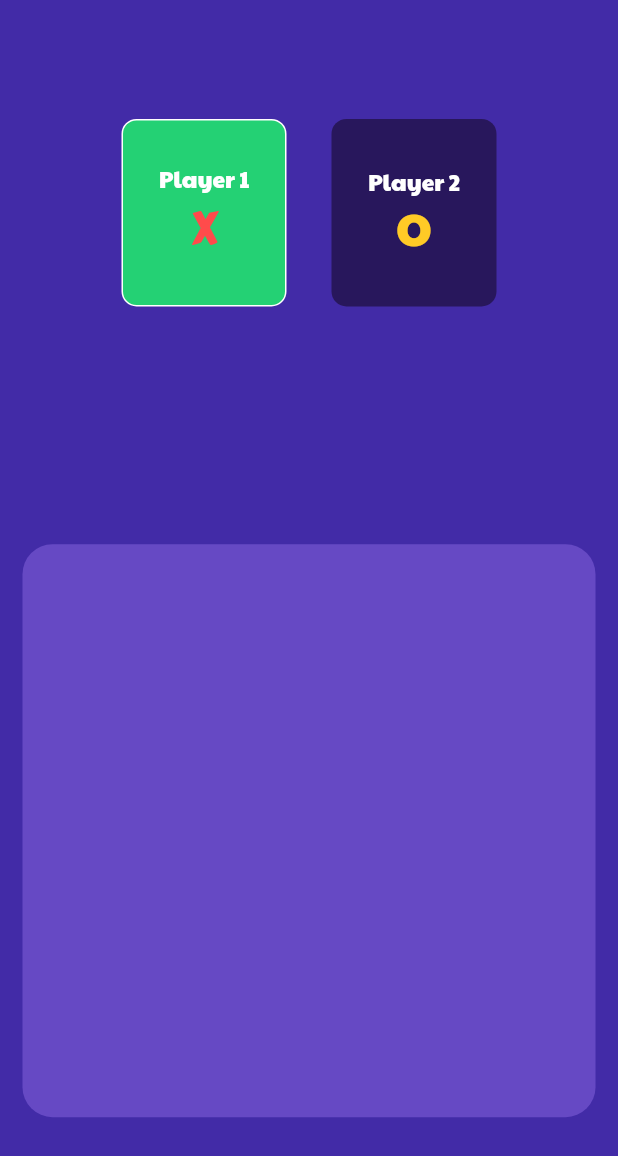
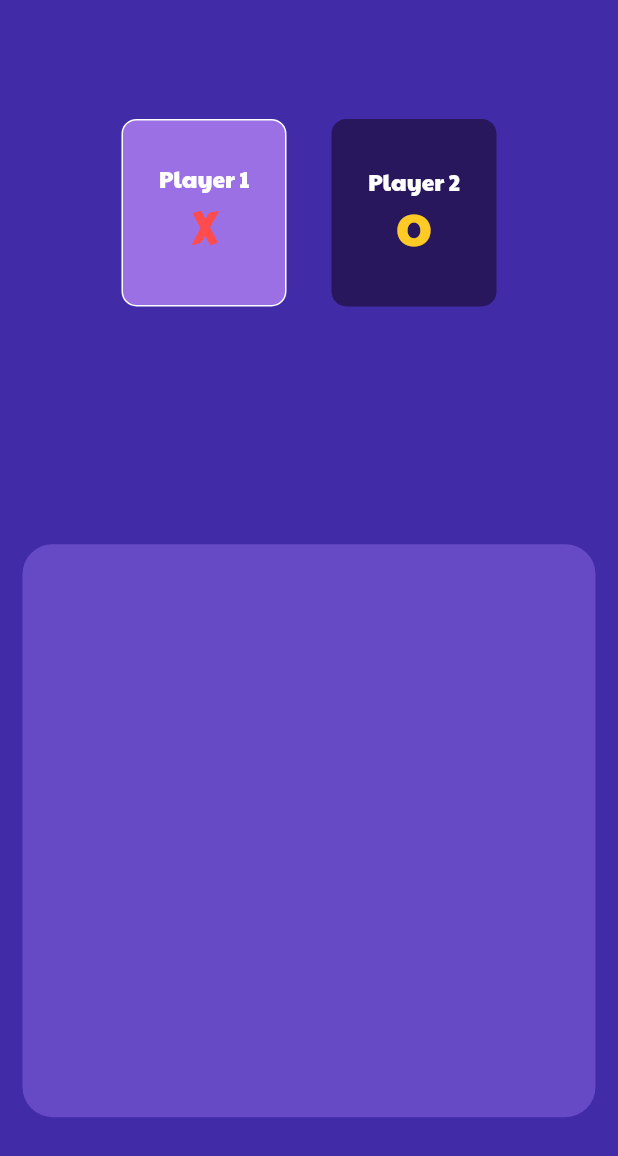
Before and after one commit to SaiManojBotchu/TicTacToe, a Flutter app: the GameScreen screen opened directly, on a phone screen of 412 x 824 dp. Shown: the top 1156 px of the screen. Run offline on Flutter 3.47's test engine with Material 2 defaults, Android fonts, the phone set to English and light mode, and no system bars; our stand-ins replace delayed_display; missing offline and left inert: anitex.

Commit message:
change kActiveCardColor

```diff
--- a/lib/constants.dart
+++ b/lib/constants.dart
@@ -10,7 +10,7 @@ const kContainerColor = Color(0xFF6649C4);
 const kContainerCardColor = Color(0xFF28175C);
 const kWinnerCardColor = Color(0xFF24D174);
 
-const kActiveCardColor = kWinnerCardColor;
+const kActiveCardColor = Color(0xFF9b70e5);
 
 const kTextStyle = TextStyle(
   color: kTextColor,
```
